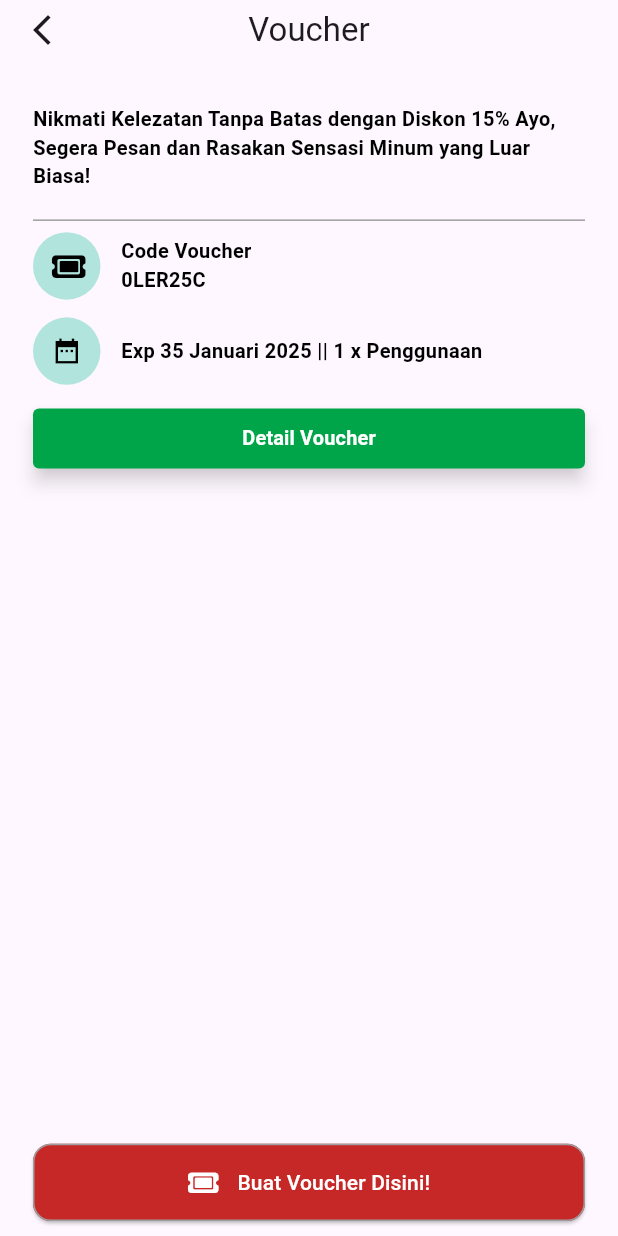
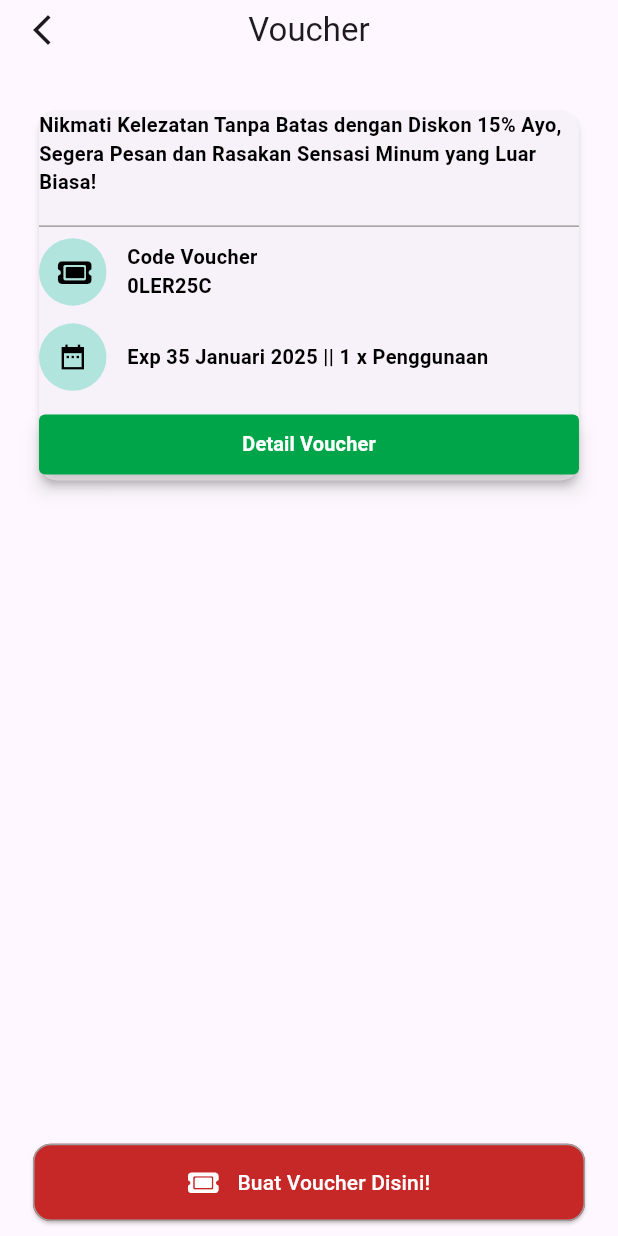
Before and after one commit to Shade2012/warmindo_admin_ui, a Flutter app: the VoucherPage screen opened by its route, on a phone screen of 412 x 824 dp. Run offline on Flutter 3.47's test engine with Material 3 defaults, Android fonts, the phone set to English and light mode, and no system bars; our stand-ins replace flutter_svg, font_awesome_flutter, get, google_fonts, syncfusion_flutter_charts; Roboto replaces fonts that are missing (Oxygen).

Commit message:
style: [AF] add boxshadow with card

```diff
--- a/lib/pages/voucher_page/view/voucher_page.dart
+++ b/lib/pages/voucher_page/view/voucher_page.dart
@@ -37,7 +37,10 @@ class VoucherPage extends StatelessWidget {
               Expanded(
                 child: ListView(
                   children: [
-                    Column(
+                    Card(
+                      shadowColor: Colors.grey.withOpacity(0.5),
+                      elevation: 2,
+                      child: Column(
                         crossAxisAlignment: CrossAxisAlignment.start,
                         children: [
                           Text(
@@ -98,6 +101,7 @@ class VoucherPage extends StatelessWidget {
                           ),
                         ],
                       ),
+                    ),
                   ],
                 ),
               ),
```
Lines whose indentation alone changed are shown as unchanged.
